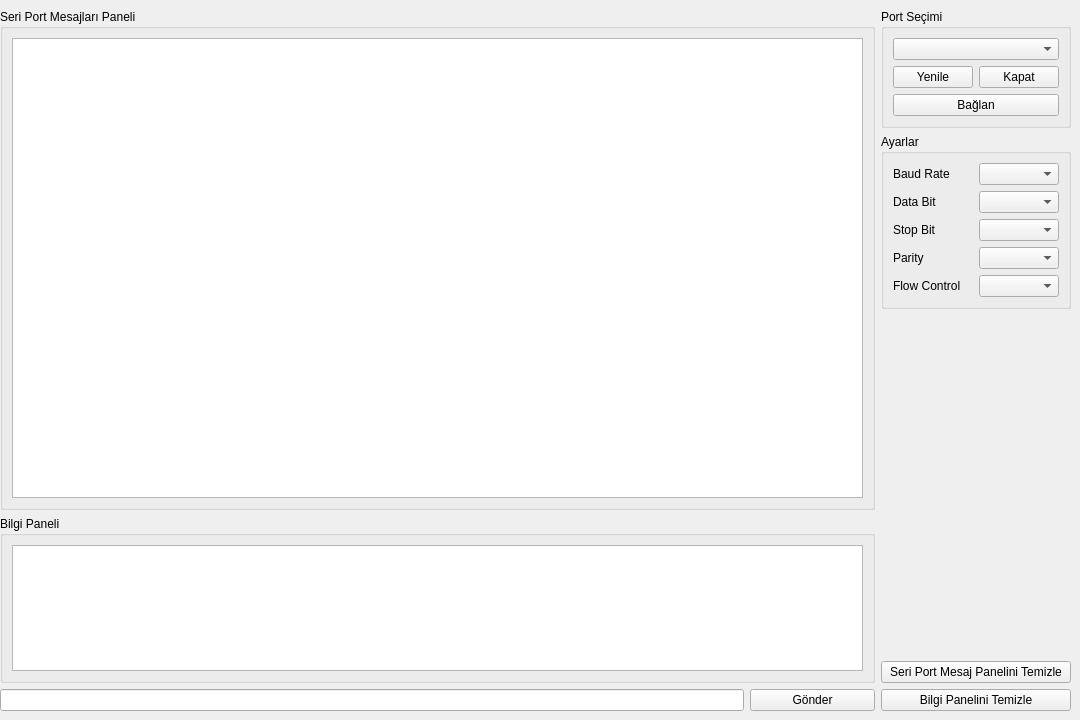
Old version of the form mainwindow.ui in the repository cihansenyuz/serial_port_com.
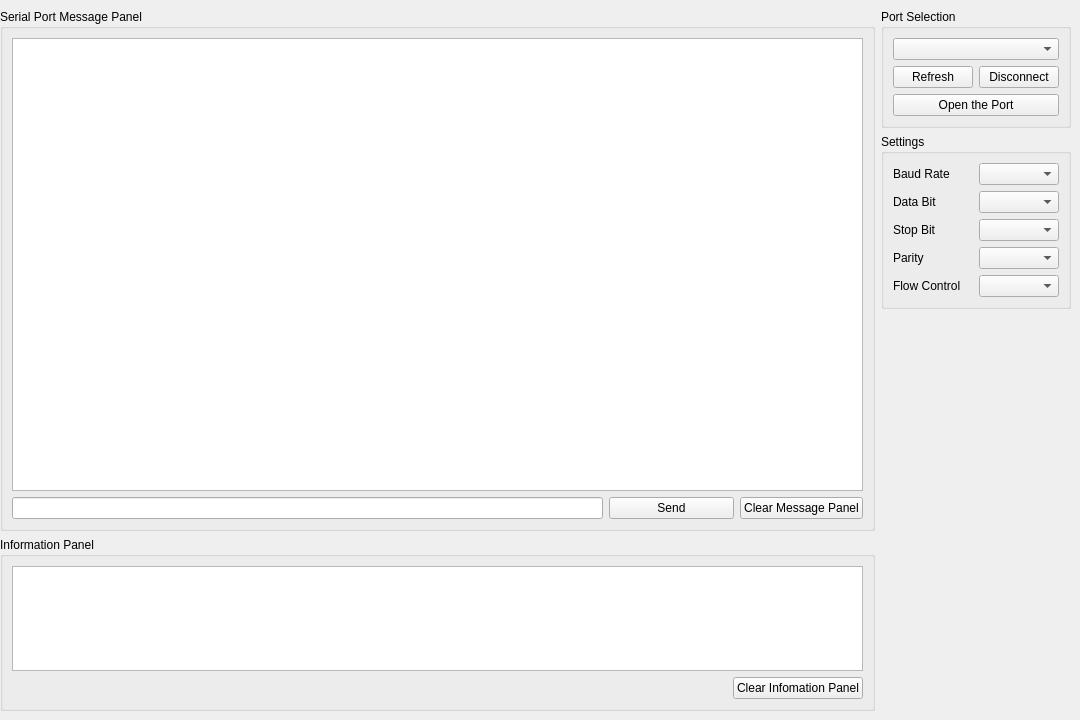
New version of the form.

Commit message: informative error messages are added, some bugs about buttons under port selection are fixed

Diff of the .ui file:
```diff
--- a/mainwindow.ui
+++ b/mainwindow.ui
@@ -22,51 +22,82 @@
      <number>0</number>
     </property>
     <item>
-     <layout class="QVBoxLayout" name="verticalLayout_6" stretch="3,1,0">
+     <layout class="QVBoxLayout" name="verticalLayout_6" stretch="3,1">
       <item>
        <widget class="QGroupBox" name="groupBox_4">
         <property name="title">
-         <string>Seri Port Mesajları Paneli</string>
+         <string>Serial Port Message Panel</string>
         </property>
         <layout class="QVBoxLayout" name="verticalLayout_2">
          <item>
           <widget class="QPlainTextEdit" name="serialMessages"/>
          </item>
+         <item>
+          <layout class="QHBoxLayout" name="horizontalLayout_3">
+           <item>
+            <widget class="QLineEdit" name="messageLine"/>
+           </item>
+           <item>
+            <widget class="QPushButton" name="sendButton">
+             <property name="minimumSize">
+              <size>
+               <width>125</width>
+               <height>0</height>
+              </size>
+             </property>
+             <property name="text">
+              <string>Send</string>
+             </property>
+            </widget>
+           </item>
+           <item>
+            <widget class="QPushButton" name="clearMessagePanelButton">
+             <property name="text">
+              <string>Clear Message Panel</string>
+             </property>
+            </widget>
+           </item>
+          </layout>
+         </item>
         </layout>
        </widget>
       </item>
       <item>
        <widget class="QGroupBox" name="groupBox_3">
         <property name="title">
-         <string>Bilgi Paneli</string>
+         <string>Information Panel</string>
         </property>
         <layout class="QVBoxLayout" name="verticalLayout">
          <item>
           <widget class="QPlainTextEdit" name="infoMessages"/>
          </item>
+         <item>
+          <layout class="QHBoxLayout" name="horizontalLayout">
+           <item>
+            <spacer name="horizontalSpacer">
+             <property name="orientation">
+              <enum>Qt::Horizontal</enum>
+             </property>
+             <property name="sizeHint" stdset="0">
+              <size>
+               <width>40</width>
+               <height>20</height>
+              </size>
+             </property>
+            </spacer>
+           </item>
+           <item>
+            <widget class="QPushButton" name="clearInfoPanelButton">
+             <property name="text">
+              <string>Clear Infomation Panel</string>
+             </property>
+            </widget>
+           </item>
+          </layout>
+         </item>
         </layout>
        </widget>
       </item>
-      <item>
-       <layout class="QHBoxLayout" name="horizontalLayout_3">
-        <item>
-         <widget class="QLineEdit" name="messageLine"/>
-        </item>
-        <item>
-         <widget class="QPushButton" name="sendButton">
-          <property name="minimumSize">
-           <size>
-            <width>125</width>
-            <height>0</height>
-           </size>
-          </property>
-          <property name="text">
-           <string>Gönder</string>
-          </property>
-         </widget>
-        </item>
-       </layout>
-      </item>
      </layout>
     </item>
     <item>
@@ -89,7 +120,7 @@
          </size>
         </property>
         <property name="title">
-         <string>Port Seçimi</string>
+         <string>Port Selection</string>
         </property>
         <property name="checkable">
          <bool>false</bool>
@@ -110,14 +141,14 @@
            <item>
             <widget class="QPushButton" name="refreshComsButton">
              <property name="text">
-              <string>Yenile</string>
+              <string>Refresh</string>
              </property>
             </widget>
            </item>
            <item>
             <widget class="QPushButton" name="disconnectButton">
              <property name="text">
-              <string>Kapat</string>
+              <string>Disconnect</string>
              </property>
             </widget>
            </item>
@@ -126,7 +157,7 @@
          <item>
           <widget class="QPushButton" name="connectButton">
            <property name="text">
-            <string>Bağlan</string>
+            <string>Open the Port</string>
            </property>
           </widget>
          </item>
@@ -136,7 +167,7 @@
       <item>
        <widget class="QGroupBox" name="groupBox_2">
         <property name="title">
-         <string>Ayarlar</string>
+         <string>Settings</string>
         </property>
         <layout class="QVBoxLayout" name="verticalLayout_5">
          <item>
@@ -243,20 +274,6 @@
         </property>
        </spacer>
       </item>
-      <item>
-       <widget class="QPushButton" name="clearMessagePanelButton">
-        <property name="text">
-         <string>Seri Port Mesaj Panelini Temizle</string>
-        </property>
-       </widget>
-      </item>
-      <item>
-       <widget class="QPushButton" name="clearInfoPanelButton">
-        <property name="text">
-         <string>Bilgi Panelini Temizle</string>
-        </property>
-       </widget>
-      </item>
      </layout>
     </item>
    </layout>
```
The commit also changes 3 other files.
